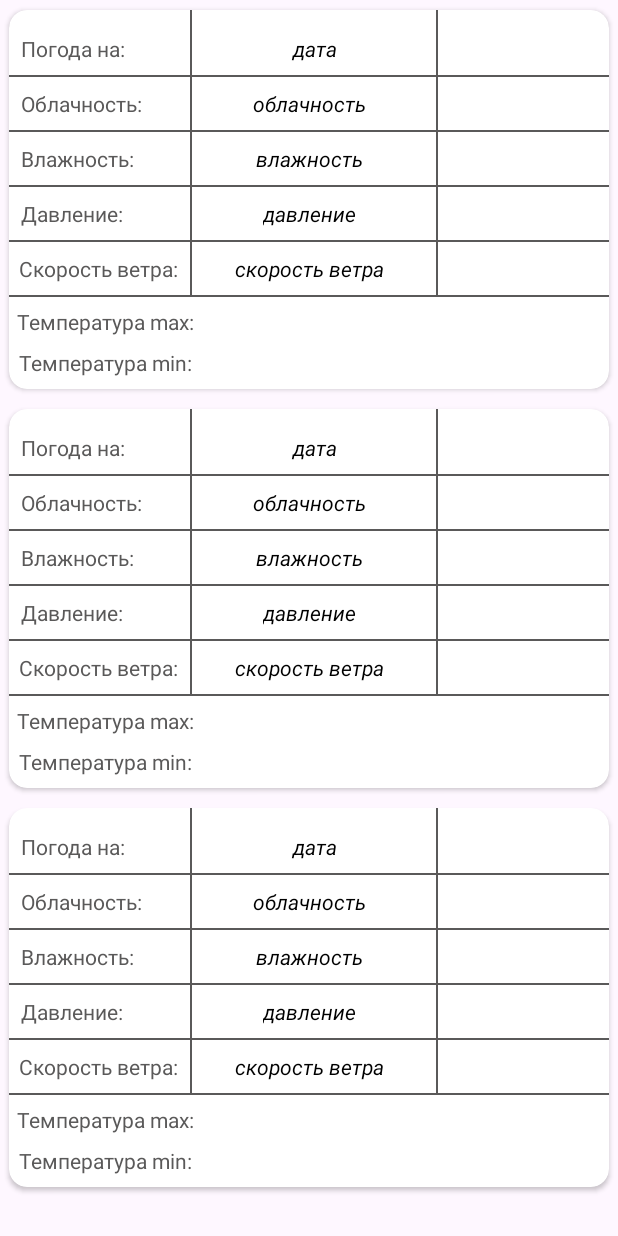
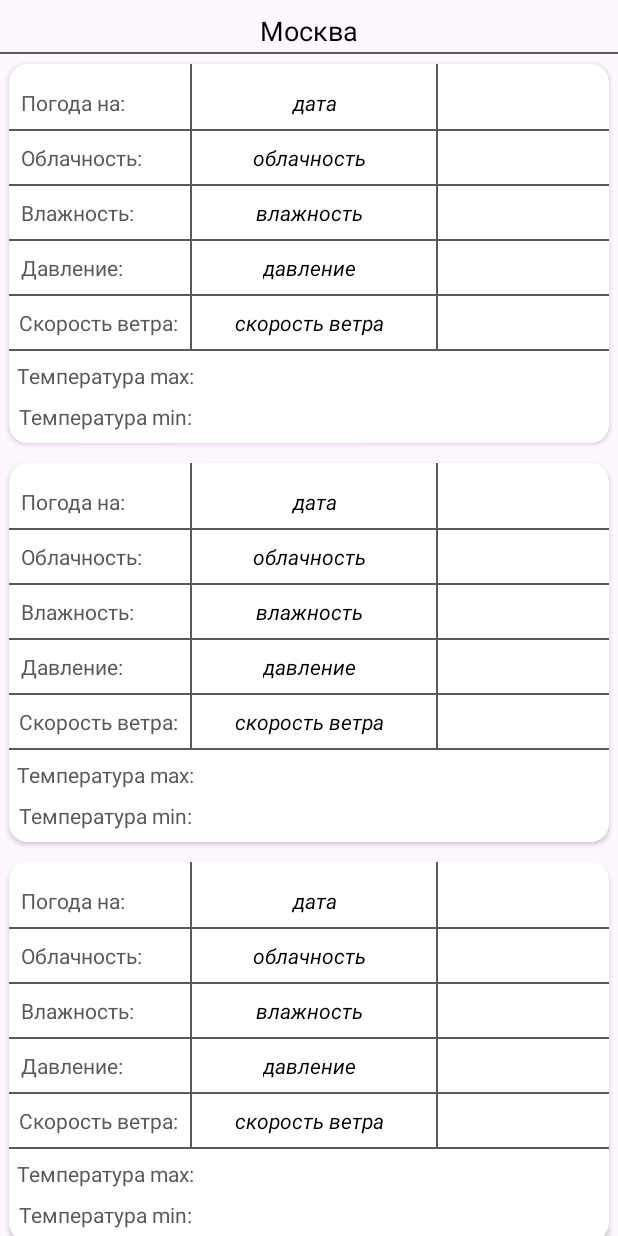
Before and after one commit to sergeygap/WeatherApp, an Android app: the layout fragment_weather.xml on its own in the app's theme, with its tools: preview values and no code run, on a phone screen of 412 x 824 dp. Run offline under Robolectric (Android 15) with nearby library versions, the phone set to English and light mode, and no system bars; network calls fail.

Commit message:
fix WeatherFragment UI

```diff
--- a/app/src/main/java/com/gap/weatherapp/presentation/WeatherFragment.kt
+++ b/app/src/main/java/com/gap/weatherapp/presentation/WeatherFragment.kt
@@ -7,13 +7,9 @@ import android.view.ViewGroup
 import androidx.fragment.app.Fragment
 import androidx.lifecycle.ViewModelProvider
 import com.gap.weatherapp.R
-import com.gap.weatherapp.data.network.ApiFactory
 import com.gap.weatherapp.databinding.FragmentWeatherBinding
 import com.gap.weatherapp.presentation.adapter.WeatherAdapter
 import com.gap.weatherapp.presentation.viewModels.WeatherViewModel
-import kotlinx.coroutines.CoroutineScope
-import kotlinx.coroutines.Dispatchers
-import kotlinx.coroutines.launch
 
 class WeatherFragment() : Fragment() {
 
@@ -48,6 +44,13 @@ class WeatherFragment() : Fragment() {
         super.onViewCreated(view, savedInstanceState)
         workWithAdapter()
         workWithViewModel()
+        workingWithUi()
+    }
+
+    private fun workingWithUi() {
+        viewModel.cityLD.observe(viewLifecycleOwner) {
+            binding.weatherCity.text = it
+        }
     }
 
     private fun workWithViewModel() {
--- a/app/src/main/java/com/gap/weatherapp/presentation/viewModels/WeatherViewModel.kt
+++ b/app/src/main/java/com/gap/weatherapp/presentation/viewModels/WeatherViewModel.kt
@@ -18,9 +18,14 @@ class WeatherViewModel(application: Application) : AndroidViewModel(application)
     val weatherLD: LiveData<List<WeatherInfo>>
         get() = _weatherLD
 
+    private val _cityLD = MutableLiveData<String>()
+    val cityLD: LiveData<String>
+        get() = _cityLD
+
     fun getWeatherList(lat: Double, lon: Double) {
         viewModelScope.launch {
             val entity = getAllWeatherForecastUseCase(lat, lon)
+            _cityLD.value = entity.city.name
             val list = entity.list
             val newsList = mutableListOf<WeatherInfo>()
             newsList.add(list[0])
--- a/app/src/main/res/layout/fragment_weather.xml
+++ b/app/src/main/res/layout/fragment_weather.xml
@@ -4,10 +4,35 @@
     android:layout_height="match_parent"
     xmlns:app="http://schemas.android.com/apk/res-auto"
     xmlns:tools="http://schemas.android.com/tools">
+
+    <TextView
+        android:id="@+id/weatherCity"
+        android:layout_width="0dp"
+        android:layout_height="wrap_content"
+        android:layout_marginTop="8dp"
+        tools:text="Москва"
+        android:textColor="@color/black"
+        android:textSize="18sp"
+        android:gravity="center"
+        app:layout_constraintEnd_toEndOf="parent"
+        app:layout_constraintStart_toStartOf="parent"
+        app:layout_constraintTop_toTopOf="parent" />
+
+    <View
+        android:id="@+id/view"
+        android:layout_width="0dp"
+        android:layout_height="1dp"
+        android:layout_marginTop="2dp"
+        android:background="@color/grey_text"
+        app:layout_constraintEnd_toEndOf="parent"
+        app:layout_constraintStart_toStartOf="parent"
+        app:layout_constraintTop_toBottomOf="@+id/weatherCity" />
+
     <androidx.recyclerview.widget.RecyclerView
         android:id="@+id/main_recycler_view"
         android:layout_width="match_parent"
-        android:layout_height="match_parent"
+        android:layout_height="0dp"
+        app:layout_constraintTop_toBottomOf="@id/view"
         app:layoutManager="androidx.recyclerview.widget.LinearLayoutManager"
         tools:listitem="@layout/item_weather" />
 </androidx.constraintlayout.widget.ConstraintLayout>
```
